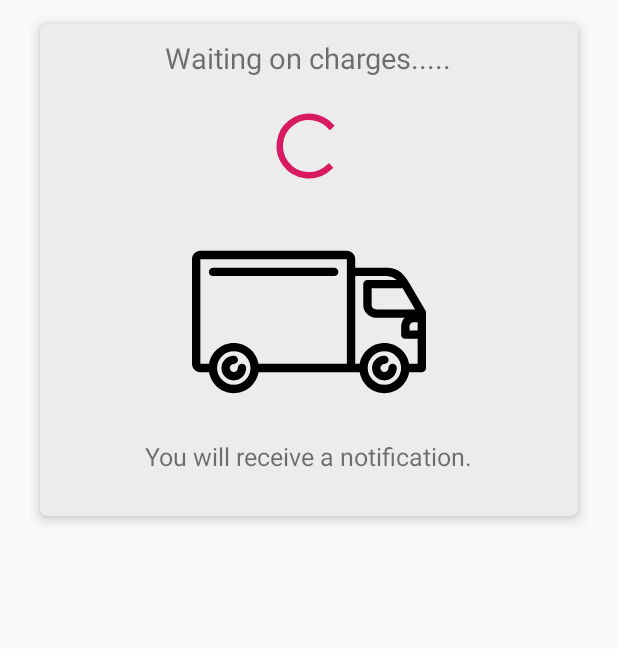
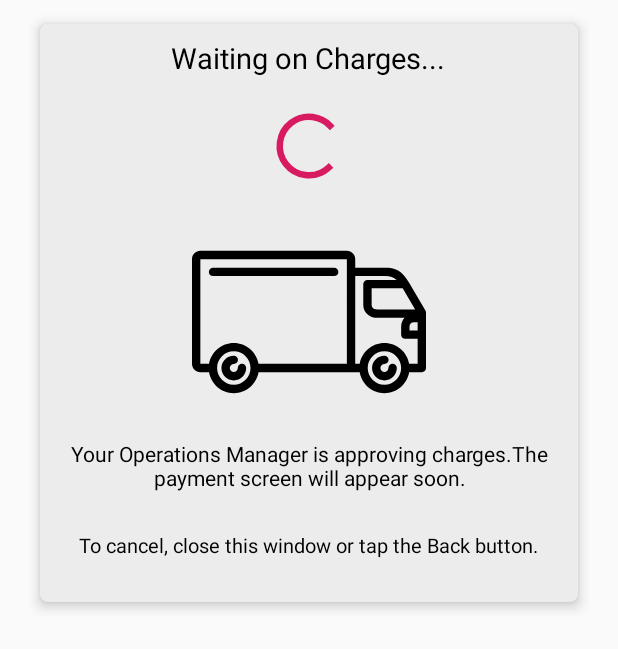
Before and after one commit to GondaSridhar007/NewPaymentApp, an Android app: the layout fragment_payment_charging.xml on its own in the app's theme, with its tools: preview values and no code run, on a phone screen of 412 x 824 dp. Shown: the top 649 px of the screen. Run offline under Robolectric (Android 15) with nearby library versions, the phone set to English and light mode, and no system bars.

Commit message:
change are done in PaymentChargingFragment screen

```diff
--- a/app/src/main/res/layout/fragment_payment_charging.xml
+++ b/app/src/main/res/layout/fragment_payment_charging.xml
@@ -27,7 +27,8 @@
                 android:layout_width="wrap_content"
                 android:layout_height="wrap_content"
                 android:layout_margin="@dimen/_5sdp"
-                android:text="Waiting on charges....."
+                android:text="Waiting on Charges..."
+                android:textColor="#000000"
                 android:textSize="@dimen/_15sdp" />
 
             <ProgressBar
@@ -45,8 +46,18 @@
                 android:layout_width="wrap_content"
                 android:layout_height="wrap_content"
                 android:layout_marginBottom="@dimen/_20sdp"
-                android:text="You will receive a notification."
-                android:textSize="@dimen/_13sdp" />
+                android:gravity="center"
+                android:text="Your Operations Manager is approving charges.The payment screen will appear soon."
+                android:textColor="#000000"
+                android:textSize="@dimen/_11sdp" />
+
+            <TextView
+                android:layout_width="wrap_content"
+                android:layout_height="wrap_content"
+                android:layout_marginBottom="@dimen/_20sdp"
+                android:text="To cancel, close this window or tap the Back button."
+                android:textColor="#000000"
+                android:textSize="@dimen/_10sdp" />
         </LinearLayout>
 
     </android.support.v7.widget.CardView>
```
